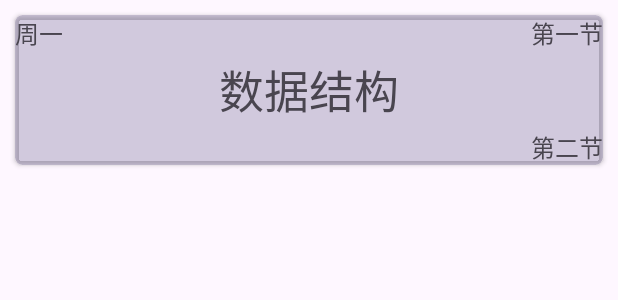
After one commit to xv2ccx2/TimeManagement, an Android app built with Jetpack Compose: the layout couerse_cardview.xml on its own in the app's theme, with its tools: preview values and no code run, on a phone screen of 412 x 824 dp. The commit adds this screen. Shown: the top 300 px of the screen. Run offline under Robolectric (Android 15) with nearby library versions, the phone set to English and light mode, and no system bars.

Commit message:
主页设计

```diff
--- a/app/src/main/java/com/example/timemanage/DatabaseHelper.java
+++ b/app/src/main/java/com/example/timemanage/DatabaseHelper.java
@@ -24,7 +24,7 @@ public class DatabaseHelper extends SQLiteOpenHelper {
     public void onCreate(SQLiteDatabase db) {
         //System.out.println(COURSE);
         db.execSQL(COURSE);
-        Toast.makeText(mContext, "Create succeed", Toast.LENGTH_SHORT).show();
+        //Toast.makeText(mContext, "Create succeed", Toast.LENGTH_SHORT).show();
     }
 
     @Override
--- a/app/src/main/java/com/example/timemanage/MainActivity.java
+++ b/app/src/main/java/com/example/timemanage/MainActivity.java
@@ -54,7 +54,7 @@ public class MainActivity extends AppCompatActivity {
                 FragmentTransaction fragmentTransaction = getSupportFragmentManager().beginTransaction();
                 switch (menuItem.getItemId()){
                     case R.id.item_tab1:
-                        fragmentTransaction.replace(R.id.fragment_layout,  fragment_main);
+                        fragmentTransaction.replace(R.id.fragment_layout, fragment_main);
                         break;
                     case R.id.item_tab2:
                         fragmentTransaction.replace(R.id.fragment_layout, fragment_lock);
--- a/app/src/main/res/layout/activity_add_dialog.xml
+++ b/app/src/main/res/layout/activity_add_dialog.xml
@@ -6,6 +6,7 @@
     android:orientation="vertical"
     >
     <EditText
+        android:id="@+id/editText"
         android:layout_width="wrap_content"
         android:layout_height="wrap_content"
         android:text="请输入课程名称"
--- /dev/null
+++ b/app/src/main/res/layout/couerse_cardview.xml
@@ -0,0 +1,48 @@
+<?xml version="1.0" encoding="utf-8"?>
+<androidx.cardview.widget.CardView xmlns:android="http://schemas.android.com/apk/res/android"
+    xmlns:app="http://schemas.android.com/apk/res-auto"
+    android:id="@+id/card_view_one"
+    android:layout_width="match_parent"
+    android:layout_height="100dp"
+    android:layout_marginLeft="10dp"
+    android:layout_marginRight="10dp"
+    android:layout_marginTop="10dp"
+    app:cardBackgroundColor="#3215"
+    app:cardCornerRadius="5dp">
+    <RelativeLayout
+        android:layout_width="match_parent"
+        android:layout_height="match_parent">
+        <TextView
+            android:id="@+id/text_name"
+            android:layout_width="match_parent"
+            android:layout_height="match_parent"
+            android:gravity="center"
+            android:text="数据结构"
+            android:textSize="30sp" />
+        <TextView
+            android:id="@+id/text_week"
+            android:layout_width="wrap_content"
+            android:layout_height="wrap_content"
+            android:layout_alignParentStart="true"
+            android:text="周一"
+            android:textSize="16sp"
+            />
+        <TextView
+            android:id="@+id/text_start_time"
+            android:layout_width="wrap_content"
+            android:layout_height="wrap_content"
+            android:layout_alignParentRight="true"
+            android:text="第一节"
+            android:textSize="16sp"
+            />
+        <TextView
+            android:id="@+id/text_end_time"
+            android:layout_width="wrap_content"
+            android:layout_height="wrap_content"
+            android:layout_alignParentBottom="true"
+            android:layout_alignParentRight="true"
+            android:text="第二节"
+            android:textSize="16sp"
+            />
+    </RelativeLayout>
+</androidx.cardview.widget.CardView>
```
Also changed, not shown: app/src/main/java/com/example/timemanage/MainFragment.java (+72 -17 lines), app/src/main/java/com/example/timemanage/ShowCourseFragment.java (added, +113 -0 lines), app/src/main/res/layout/fragment_show_course.xml (added, +13 -0 lines).
